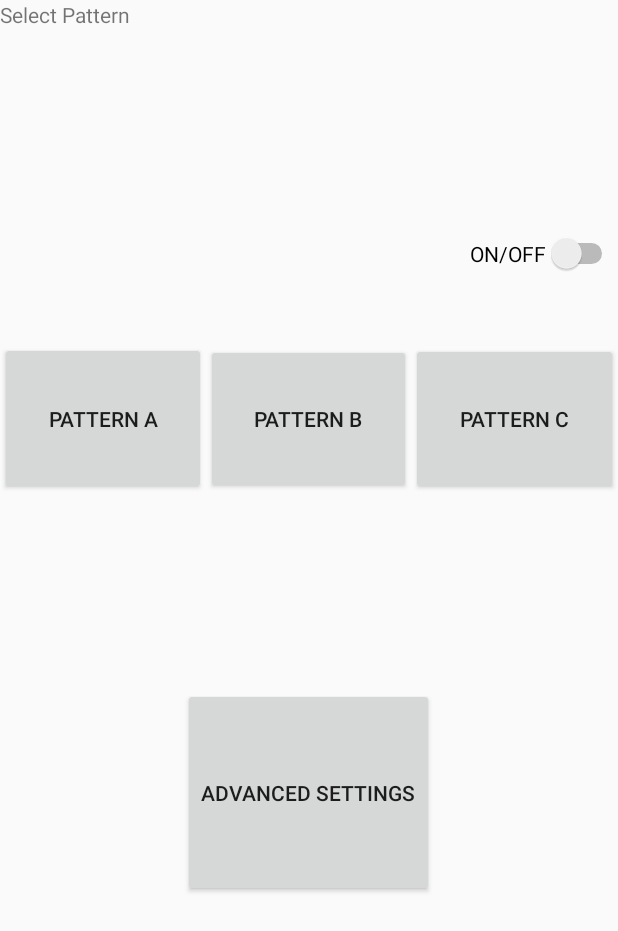
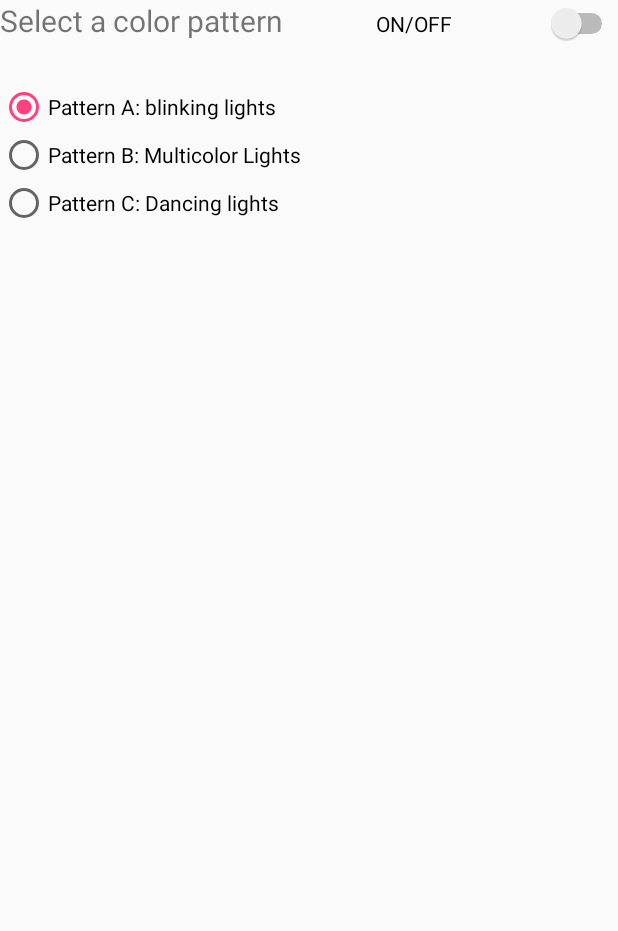
Before and after one commit to crflemin/smart-holiday-lights, an Android app: the layout fragment_patterns.xml on its own in the app's theme, with its tools: preview values and no code run, on a phone screen of 412 x 824 dp. Shown: the top 931 px of the screen. Run offline under Robolectric (Android 15) with nearby library versions, the phone set to English and light mode, and no system bars.

Commit message:
Made some changes to the layout

```diff
--- a/android-studio-files/app/src/main/java/com/developer/pnolanre/finalproject/MainActivity.java
+++ b/android-studio-files/app/src/main/java/com/developer/pnolanre/finalproject/MainActivity.java
@@ -21,9 +21,7 @@ public class MainActivity extends Activity {
         mBluetooth.setOnClickListener(new View.OnClickListener() {
             @Override
             public void onClick(View v) {
-                //Intent i = new Intent(MainActivity.this, CustomizationActivity.class);
-                //startActivity(i);
-                Toast.makeText(MainActivity.this, "awesome", Toast.LENGTH_SHORT).show();
+
                 Intent i = new Intent(MainActivity.this, CustomizationActivity.class);
                 startActivity(i);
 
--- a/android-studio-files/app/src/main/res/layout/fragment_color.xml
+++ b/android-studio-files/app/src/main/res/layout/fragment_color.xml
@@ -2,13 +2,13 @@
 <LinearLayout xmlns:android="http://schemas.android.com/apk/res/android"
     android:orientation="vertical" android:layout_width="match_parent"
     android:layout_height="match_parent"
-    android:gravity="center">
+    android:gravity="center"
+    android:id="@+id/color_fragment">
 
     <TextView
         android:layout_width="wrap_content"
         android:layout_height="wrap_content"
         android:text="@string/color_menu_title"
-        android:layout_gravity="center"
         android:textSize="24sp"/>
 
     <LinearLayout
--- a/android-studio-files/app/src/main/res/layout/fragment_patterns.xml
+++ b/android-studio-files/app/src/main/res/layout/fragment_patterns.xml
@@ -2,66 +2,53 @@
 <LinearLayout xmlns:android="http://schemas.android.com/apk/res/android"
     android:orientation="vertical" android:layout_width="match_parent"
     android:layout_height="match_parent"
-    android:weightSum="1">
-
-    <TextView
-        android:layout_width="match_parent"
-        android:layout_height="wrap_content"
-        android:id="@+id/editText"
-        android:layout_weight="0.15"
-        android:text="Select Pattern"
-        android:editable="false" />
-
-    <Switch
-        android:layout_width="wrap_content"
-        android:layout_height="wrap_content"
-        android:text="ON/OFF"
-        android:id="@+id/switch_lights"
-        android:layout_weight="0.15"
-        android:layout_gravity="right" />
-
+    android:weightSum="1"
+    android:id="@+id/customization_fragment">
     <LinearLayout
         android:orientation="horizontal"
         android:layout_width="match_parent"
         android:layout_height="wrap_content"
-        android:layout_gravity="center_horizontal"
-        android:layout_weight="0.03">
+        android:layout_weight="0.04">
 
-        <Button
+        <TextView
             android:layout_width="wrap_content"
-            android:layout_height="102dp"
-            android:text="Pattern A"
-            android:id="@+id/pattern_a"
-            android:layout_weight="1" />
+            android:layout_height="wrap_content"
+            android:text="Select a color pattern"
+            android:textSize="@dimen/abc_text_size_title_material"
+            android:layout_weight="0.04" />
 
-        <Button
+        <Switch
             android:layout_width="wrap_content"
-            android:layout_height="100dp"
-            android:text="Pattern B"
-            android:id="@+id/pattern_b"
-            android:layout_weight="1" />
-
-        <Button
-            android:layout_width="wrap_content"
-            android:layout_height="101dp"
-            android:text="Pattern C"
-            android:id="@+id/pattern_c"
-            android:layout_weight="1" />
+            android:layout_height="wrap_content"
+            android:layout_weight="0.04"
+            android:text="ON/OFF"
+            android:id="@+id/switch_lights"/>
     </LinearLayout>
 
-    <TextView
+    <ScrollView
         android:layout_width="match_parent"
-        android:layout_height="wrap_content"
-        android:id="@+id/status"
-        android:layout_gravity="center_horizontal"
-        android:layout_weight="0.15"/>
-
-    <Button
-        android:layout_width="wrap_content"
-        android:layout_height="wrap_content"
-        android:text="Advanced Settings"
-        android:id="@+id/advanced"
-        android:layout_gravity="center_horizontal"
-        android:layout_weight="0.15" />
+        android:layout_height="wrap_content">
+        <RadioGroup
+            android:layout_width="match_parent"
+            android:layout_height="wrap_content"
+            android:id="@+id/pattern_group">
+            <RadioButton
+                android:layout_width="match_parent"
+                android:layout_height="wrap_content"
+                android:text="@string/pattern_a"
+                android:checked="true"
+                android:id="@+id/pattern_a"/>
+            <RadioButton
+                android:layout_width="match_parent"
+                android:layout_height="wrap_content"
+                android:text="@string/pattern_b"
+                android:id="@+id/pattern_b"/>
+            <RadioButton
+                android:layout_width="match_parent"
+                android:layout_height="wrap_content"
+                android:text="@string/pattern_c"
+                android:id="@+id/pattern_c"/>
+        </RadioGroup>
+    </ScrollView>
 
 </LinearLayout>
--- a/android-studio-files/app/src/main/res/values/strings.xml
+++ b/android-studio-files/app/src/main/res/values/strings.xml
@@ -1,12 +1,14 @@
 <resources>
     <string name="app_name">SmartHoliday Light Show</string>
     <string name="action_settings">Settings</string>
-    <string name="pattern_a">Now showing pattern A</string>
-
+    <string name="pattern_a">Pattern A: blinking lights</string>
+    <string name="pattern_b">Pattern B: Multicolor Lights</string>
+    <string name="pattern_c">Pattern C: Dancing lights </string>
     <string name="color_menu_title">Customize Light Color</string>
     <string name="red_button">Max Red</string>
     <string name="green_button">Max Green</string>
     <string name="blue_button">Max Blue</string>
     <string name="send_color_button">Set Color</string>
 
+
 </resources>
```
Also changed, not shown: android-studio-files/app/src/main/java/com/developer/pnolanre/finalproject/Color_fragment.java (+10 -0 lines), android-studio-files/app/src/main/java/com/developer/pnolanre/finalproject/CustomizationActivity.java (+10 -1 lines), android-studio-files/app/src/main/java/com/developer/pnolanre/finalproject/Patterns_fragment.java (+28 -33 lines), android-studio-files/app/src/main/res/layout/customization_activity.xml (+15 -2 lines), 1 other file.
